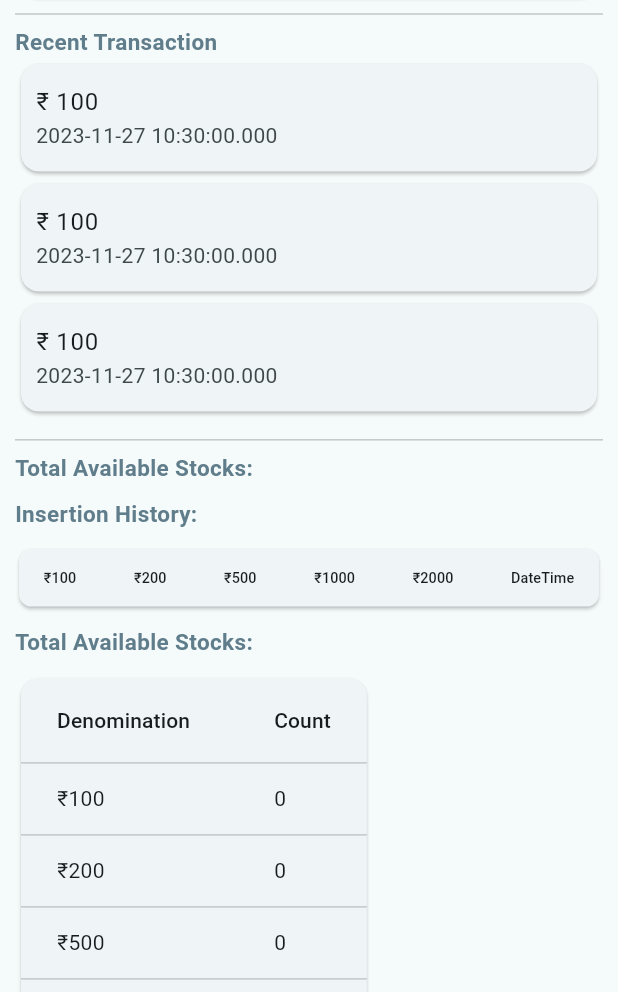
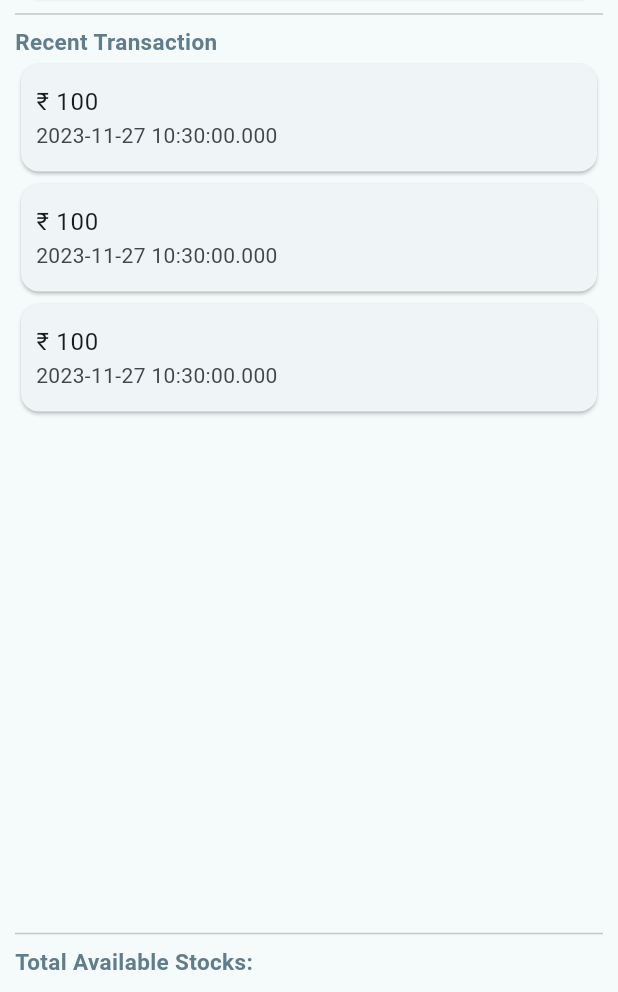
Before and after one commit to SRSONAGARA/Virtual-ATM, a Flutter app: the CashWithdrawScreen screen opened directly, on a phone screen of 412 x 824 dp, the part 244-1236 px from its top. Run offline on Flutter 3.47's test engine with Material 3 defaults, Android fonts, the light colour scheme and no system bars; our stand-ins replace flutter_bloc, sqflite; accounts and stored records are empty.

Commit message:
minor changes

```diff
--- a/lib/config/routes/app_routes.dart
+++ b/lib/config/routes/app_routes.dart
@@ -13,10 +13,16 @@ class AppRoutes {
         CashInsertionScreen.routeName: (_) => MultiBlocProvider(providers: [
               BlocProvider<CashInsertionCubit>(
                   create: (_) => CashInsertionCubit()),
-          BlocProvider<CashTableCubit>(create: (_)=>CashTableCubit(),)
+              BlocProvider<CashTableCubit>(
+                create: (_) => CashTableCubit(),
+              )
             ], child: const CashInsertionScreen()),
         CashWithdrawScreen.routeName: (_) => const CashWithdrawScreen(),
-        CashTable.routeName: (_) => BlocProvider(
-            create: (_) => CashTableCubit(), child: const CashTable()),
+        CashTable.routeName: (_) => MultiBlocProvider(providers: [
+              BlocProvider(create: (_) => CashTableCubit()),
+              BlocProvider(create: (_) => CashInsertionCubit())
+            ], child: CashTable(refreshCallback: () {  },))
+        // CashTable.routeName: (_) => BlocProvider(
+        //     create: (_) => CashTableCubit(), child: const CashTable()),
       };
 }
--- a/lib/features/cash_insertion/bloc/cash_insertion_cubit.dart
+++ b/lib/features/cash_insertion/bloc/cash_insertion_cubit.dart
@@ -47,10 +47,10 @@ class CashInsertionCubit extends Cubit<CashInsertionState>{
       fiveHundredController.clear();
       thousandController.clear();
       twoThousandController.clear();
-      emit(DataInsertedSuccessState());
+      emit(DataInsertionSuccessState());
 
     } catch (error) {
-      emit(DataInsertedErrorState());
+      emit(DataInsertionErrorState());
     }
   }
 
--- a/lib/features/cash_insertion/bloc/cash_insertion_state.dart
+++ b/lib/features/cash_insertion/bloc/cash_insertion_state.dart
@@ -4,6 +4,6 @@ class CashInsertionInitialState extends CashInsertionState {}
 
 class ControllerValueEmptyState extends CashInsertionState {}
 
-class DataInsertedSuccessState extends CashInsertionState {}
+class DataInsertionSuccessState extends CashInsertionState {}
 
-class DataInsertedErrorState extends CashInsertionState {}
+class DataInsertionErrorState extends CashInsertionState {}
--- a/lib/features/cash_table/cashTable.dart
+++ b/lib/features/cash_table/cashTable.dart
@@ -1,12 +1,15 @@
 import 'package:flutter/material.dart';
 import 'package:flutter_bloc/flutter_bloc.dart';
+import 'package:intl/intl.dart';
 import '../../data/models/cash_model.dart';
 import 'bloc/cash_table_cubit.dart';
 import 'bloc/cash_table_state.dart';
 
 class CashTable extends StatefulWidget {
   static const String routeName = "/Cash-Table";
-  const CashTable({super.key});
+  final VoidCallback refreshCallback;
+
+  const CashTable({super.key, required this.refreshCallback});
 
   @override
   State<CashTable> createState() => _CashTableState();
@@ -56,7 +59,7 @@ class _CashTableState extends State<CashTable> {
     return noteCounts;
   }
 
-  List<DataRow> _buildTotalNoteCountsRows(Map<int, int> totalNoteCounts) {
+  List<DataRow> buildTotalNoteCountsRows(Map<int, int> totalNoteCounts) {
     List<DataRow> rows = [];
     totalNoteCounts.forEach((denomination, count) {
       rows.add(DataRow(cells: [
@@ -75,7 +78,7 @@ class _CashTableState extends State<CashTable> {
           BlocProvider.of<CashTableCubit>(context);
       final cashList = cashTableCubit.cashList;
       final totalNoteCounts = calculateTotalNoteCount(cashList);
-      final totalNoteCountsRows = _buildTotalNoteCountsRows(totalNoteCounts);
+      final totalNoteCountsRows = buildTotalNoteCountsRows(totalNoteCounts);
       final totalValue = calculateTotalValue(cashList);
       return SingleChildScrollView(
         child: Column(
@@ -102,13 +105,15 @@ class _CashTableState extends State<CashTable> {
                     DataColumn(label: Text('DateTime')),
                   ],
                   rows: cashList.map((cash) {
+                    final formattedTime = DateFormat('HH:mm:ss').format(cash.dateTime!);
+                    final formattedDateTime = '${DateFormat('dd-MM-yyyy').format(cash.dateTime!)} $formattedTime';
                     return DataRow(cells: [
                       DataCell(Text('${cash.hundredRupeeNoteCount}',)),
                       DataCell(Text('${cash.twoHundredRupeeNoteCount}',)),
                       DataCell(Text('${cash.fiveHundredRupeeNoteCount}',)),
                       DataCell(Text('${cash.thousandRupeeNoteCount}',)),
                       DataCell(Text('${cash.twoThousandRupeeNoteCount}',)),
-                      DataCell(Text('${cash.dateTime}',)),
+                      DataCell(Text(formattedDateTime)),
                     ]);
                   }).toList(),
                 ),
@@ -130,7 +135,8 @@ class _CashTableState extends State<CashTable> {
               child: DataTable(columns: const [
                 DataColumn(label: Text('Denomination')),
                 DataColumn(label: Text('Count')),
-              ], rows: totalNoteCountsRows),
+              ], rows: totalNoteCountsRows
+              ),
             ),
             const SizedBox(height: 10),
             Text(
--- a/lib/features/cash_withdraw/cash_withdraw_screen.dart
+++ b/lib/features/cash_withdraw/cash_withdraw_screen.dart
@@ -96,7 +96,7 @@ class _CashWithdrawScreenState extends State<CashWithdrawScreen> {
                 ),
               ),
               const SizedBox(height: 10),
-              const Expanded(flex:4,child: CashTable()),
+              // const Expanded(flex:4,child: CashTable()),
             ],
           ),
         ),
--- a/pubspec.yaml
+++ b/pubspec.yaml
@@ -38,6 +38,7 @@ dependencies:
   flutter_bloc: ^8.1.3
   sqflite: ^2.3.0
   path_provider: ^2.1.1
+  intl: ^0.18.1
 
 dev_dependencies:
   flutter_test:
```
Also changed, not shown: lib/features/cash_insertion/cash_insertion_screen.dart (+8 -2 lines), pubspec.lock.
